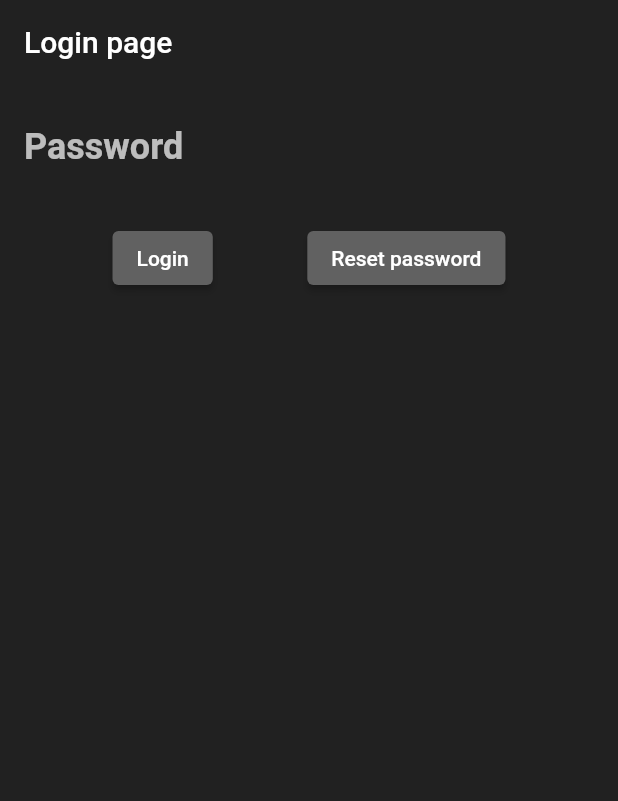
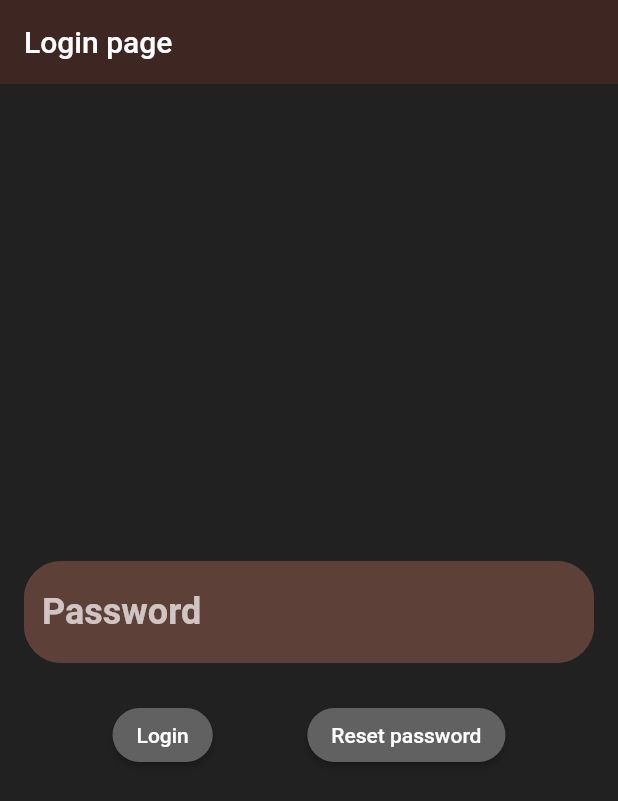
Before and after one commit to michalnowak18/Notepad, a Flutter app: the screen it shows after launch, after a tap on "Login", on a phone screen of 412 x 824 dp. Shown: the top 801 px of the screen. Run offline on Flutter 3.47's test engine with Material 2 defaults, Android fonts, the phone set to English and light mode, and no system bars; our stand-ins replace flutter_secure_storage, sqflite; missing offline and left inert: crypt, encrypt; accounts and stored records are empty.

Commit message:
Added notes encrypting and decrypting mechanism with AES.

```diff
--- a/lib/model/note.dart
+++ b/lib/model/note.dart
@@ -30,11 +30,14 @@ class Note {
         content: content ?? this.content,
       );
 
-  static Note fromJson(Map<String, Object?> json) => Note(
-        id: json[NoteFields.id] as int?,
-        title: json[NoteFields.title] as String,
-        content: json[NoteFields.content] as String,
-      );
+  static Note fromJson(Map<String, Object?> json) {
+    Note note = Note(
+      id: json[NoteFields.id] as int?,
+      title: json[NoteFields.title] as String,
+      content: json[NoteFields.content] as String,
+    );
+    return note;
+  }
 
   Map<String, Object?> toJson() => {
         NoteFields.id: id,
--- a/lib/pages/login_page.dart
+++ b/lib/pages/login_page.dart
@@ -39,11 +39,13 @@ class _LoginPageState extends State<LoginPage> {
   Widget build(BuildContext context) {
     return Scaffold(
       appBar: AppBar(
+        backgroundColor: Colors.brown.shade900,
         title: Text("Login page"),
       ),
       body: isLoading
           ? CircularProgressIndicator()
           : Column(
+              mainAxisAlignment: MainAxisAlignment.center,
               children: [
                 Form(
                   key: _loginFormKey,
@@ -72,16 +74,18 @@ class _LoginPageState extends State<LoginPage> {
             child: isFirstLogin ? Text("Register") : Text("Login"),
             onPressed: validateLogin,
             style: ElevatedButton.styleFrom(
+              shape: StadiumBorder(),
               foregroundColor: Colors.white,
-              backgroundColor: isValid ? null : Colors.grey.shade700,
+              backgroundColor: isValid ? Colors.brown.shade700 : Colors.grey.shade700,
             ),
           ),
           ElevatedButton(
             onPressed: isFirstLogin ? null : resetPassword,
             child: Text("Reset password"),
             style: ElevatedButton.styleFrom(
+              shape: StadiumBorder(),
               foregroundColor: Colors.white,
-              backgroundColor: isValid ? null : Colors.grey.shade700,
+              backgroundColor: isValid ? Colors.brown.shade700 : Colors.grey.shade700,
             ),
           ),
         ],
@@ -99,7 +103,7 @@ class _LoginPageState extends State<LoginPage> {
         return;
       }
       incrementFailedAttempts();
-      if (failedAttempts == 3) {
+      if (failedAttempts >= 3) {
         wipeAllData();
         return;
       }
@@ -129,7 +133,7 @@ class _LoginPageState extends State<LoginPage> {
           return;
         }
         incrementFailedAttempts();
-        if (failedAttempts == 3) {
+        if (failedAttempts >= 3) {
           wipeAllData();
           return;
         }
@@ -151,6 +155,7 @@ class _LoginPageState extends State<LoginPage> {
   void wipeAllData() async {
     showWipingDataMessage();
     DatabaseProvider.instance.deleteAll();
+    await PasswordSecureStorage.setSecretKey();
     resetDataInSecureStorage();
   }
 
--- /dev/null
+++ b/lib/utils/note_encrypter.dart
@@ -0,0 +1,29 @@
+import 'package:encrypt/encrypt.dart';
+
+import '../model/note.dart';
+
+class NoteEncrypter {
+  late final Key key;
+  final IV iv = IV.fromLength(16);
+  late final Encrypter encrypter;
+
+  NoteEncrypter(this.key) {
+    encrypter = Encrypter(AES(key, padding: null));
+  }
+
+  Note encrypt(Note note) {
+    return Note(
+      id: note.id,
+      title: encrypter.encrypt(note.title, iv: iv).base64,
+      content: encrypter.encrypt(note.content, iv: iv).base64,
+    );
+  }
+
+  Note decrypt(Note note) {
+    return Note(
+      id: note.id,
+      title: encrypter.decrypt64(note.title, iv: iv),
+      content: encrypter.decrypt64(note.content, iv: iv),
+    );
+  }
+}
--- a/lib/widgets/login_form_widget.dart
+++ b/lib/widgets/login_form_widget.dart
@@ -10,15 +10,15 @@ class LoginFormWidget extends StatelessWidget {
     return Container(
       child: Padding(
         padding: EdgeInsets.all(16),
-        child: Column(mainAxisSize: MainAxisSize.min, children: [
-          buildPassword(),
-        ]),
+        child: buildPassword(),
       ),
     );
   }
 
   Widget buildPassword() {
     return TextFormField(
+      autovalidateMode: AutovalidateMode.onUserInteraction,
+      obscureText: true,
       maxLines: 1,
       style: TextStyle(
         color: Colors.white70,
@@ -26,11 +26,36 @@ class LoginFormWidget extends StatelessWidget {
         fontSize: 24,
       ),
       decoration: InputDecoration(
-        border: InputBorder.none,
+        filled: true,
+        fillColor: Colors.brown.shade700,
+        enabledBorder: OutlineInputBorder(
+          borderRadius: BorderRadius.circular(25.0),
+          borderSide: BorderSide(color: Colors.brown.shade700, width: 3.0),
+        ),
+        focusedBorder: OutlineInputBorder(
+          borderRadius: BorderRadius.circular(25.0),
+          borderSide: BorderSide(color: Colors.brown.shade700, width: 3.0),
+        ),
+        errorBorder: OutlineInputBorder(
+          borderRadius: BorderRadius.circular(25.0),
+          borderSide: BorderSide(color: Colors.red.shade900, width: 3.0),
+        ),
+        focusedErrorBorder: OutlineInputBorder(
+          borderRadius: BorderRadius.circular(25.0),
+          borderSide: BorderSide(color: Colors.red.shade900, width: 3.0),
+        ),
+        border: OutlineInputBorder(),
         hintText: 'Password',
         hintStyle: TextStyle(color: Colors.white70),
       ),
-      validator: (password) => password != null && password.isEmpty ? 'Password cannot be empty' : null,
+      validator: (password) {
+        if (password != null && password.isEmpty) {
+          return 'Password cannot be empty';
+        } else if (password!.length < 6) {
+          return 'Password must be of minimum 6 characters';
+        }
+        return null;
+      },
       onChanged: onChangedPassword,
     );
   }
--- a/pubspec.yaml
+++ b/pubspec.yaml
@@ -19,6 +19,7 @@ dependencies:
   flutter_secure_storage: ^4.1.0
 
   crypt: ^4.2.1
+  encrypt: ^5.0.1
 
 dev_dependencies:
   flutter_test:
```
Also changed, not shown: lib/db/database_provider.dart (+15 -4 lines), lib/utils/password_secure_storage.dart (+13 -1 lines), pubspec.lock.
